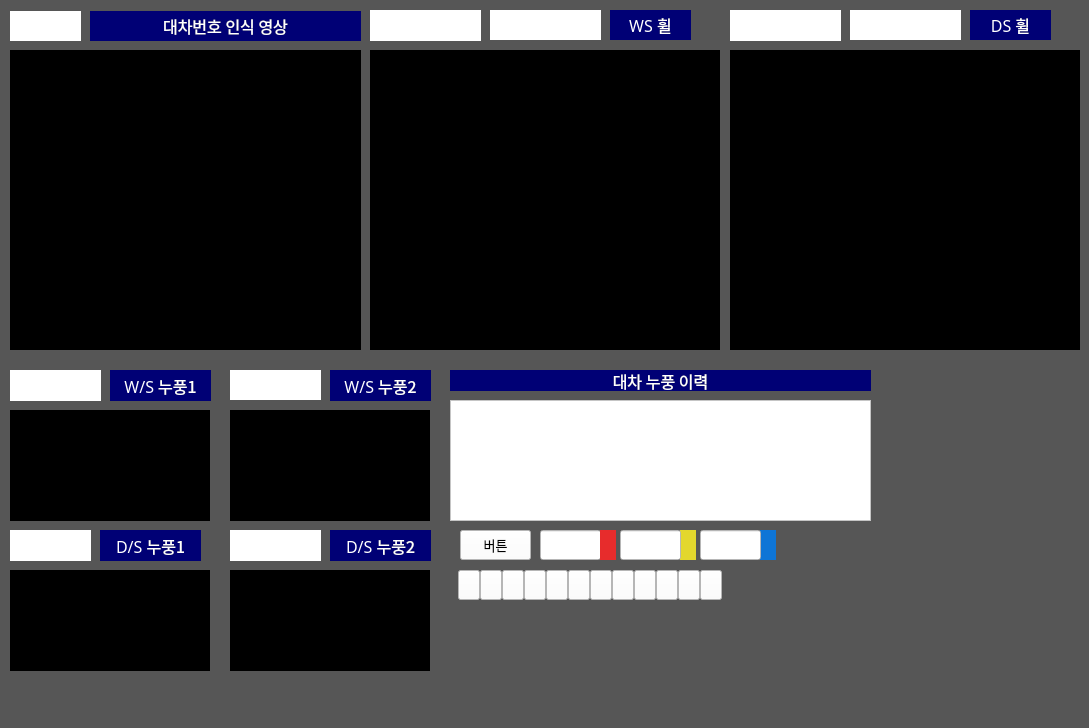
kaisys-lsh/program, file win/ui/test_hmi.ui: the form before one commit.
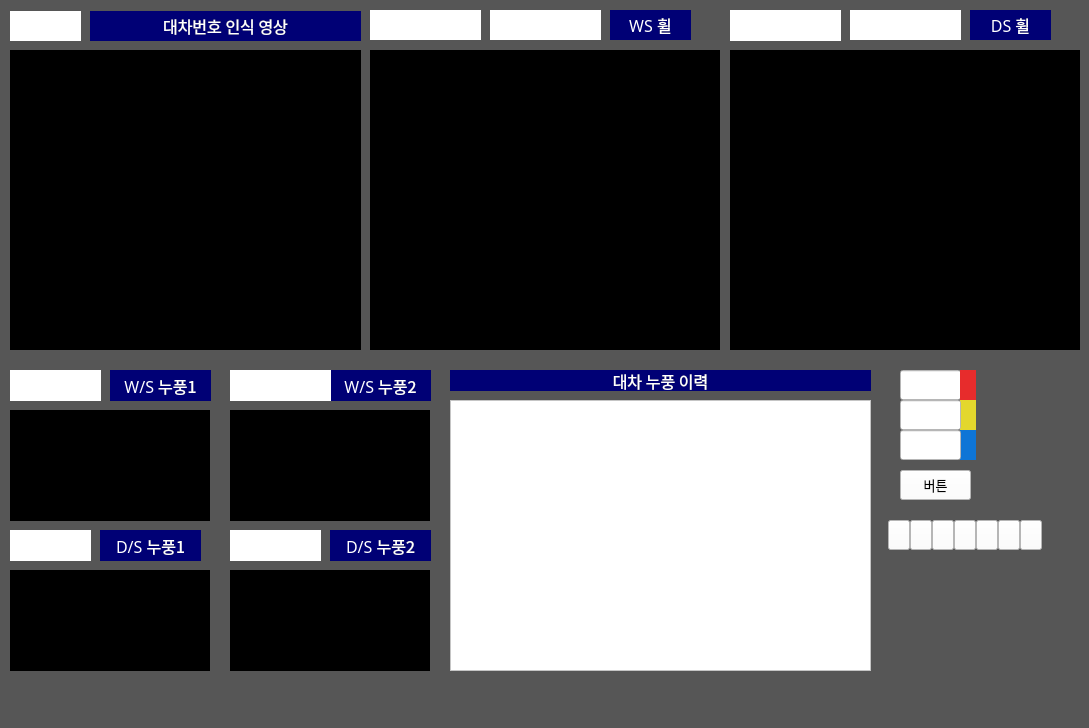
The form after the commit.

Patch:
```diff
--- a/win/ui/test_hmi.ui
+++ b/win/ui/test_hmi.ui
@@ -101,9 +101,9 @@
    <widget class="QLabel" name="msg_4">
     <property name="geometry">
      <rect>
-      <x>230</x>
-      <y>370</y>
-      <width>91</width>
+      <x>370</x>
+      <y>10</y>
+      <width>111</width>
       <height>30</height>
      </rect>
     </property>
@@ -182,8 +182,8 @@
    <widget class="QPushButton" name="N_5">
     <property name="geometry">
      <rect>
-      <x>612</x>
-      <y>570</y>
+      <x>932</x>
+      <y>520</y>
       <width>22</width>
       <height>30</height>
      </rect>
@@ -206,56 +206,8 @@
    <widget class="QPushButton" name="N_1">
     <property name="geometry">
      <rect>
-      <x>700</x>
-      <y>570</y>
-      <width>22</width>
-      <height>30</height>
-     </rect>
-    </property>
-    <property name="font">
-     <font>
-      <family>맑은 고딕</family>
-      <pointsize>8</pointsize>
-      <weight>75</weight>
-      <bold>true</bold>
-     </font>
-    </property>
-    <property name="styleSheet">
-     <string notr="true">background-color: rgb(255, 255, 255);</string>
-    </property>
-    <property name="text">
-     <string/>
-    </property>
-   </widget>
-   <widget class="QPushButton" name="N_9">
-    <property name="geometry">
-     <rect>
-      <x>524</x>
-      <y>570</y>
-      <width>22</width>
-      <height>30</height>
-     </rect>
-    </property>
-    <property name="font">
-     <font>
-      <family>맑은 고딕</family>
-      <pointsize>8</pointsize>
-      <weight>75</weight>
-      <bold>true</bold>
-     </font>
-    </property>
-    <property name="styleSheet">
-     <string notr="true">background-color: rgb(255, 255, 255);</string>
-    </property>
-    <property name="text">
-     <string/>
-    </property>
-   </widget>
-   <widget class="QPushButton" name="N_12">
-    <property name="geometry">
-     <rect>
-      <x>458</x>
-      <y>570</y>
+      <x>1020</x>
+      <y>520</y>
       <width>22</width>
       <height>30</height>
      </rect>
@@ -278,8 +230,8 @@
    <widget class="QPushButton" name="N_4">
     <property name="geometry">
      <rect>
-      <x>634</x>
-      <y>570</y>
+      <x>954</x>
+      <y>520</y>
       <width>22</width>
       <height>30</height>
      </rect>
@@ -322,80 +274,8 @@
    <widget class="QPushButton" name="N_3">
     <property name="geometry">
      <rect>
-      <x>656</x>
-      <y>570</y>
-      <width>22</width>
-      <height>30</height>
-     </rect>
-    </property>
-    <property name="font">
-     <font>
-      <family>맑은 고딕</family>
-      <pointsize>8</pointsize>
-      <weight>75</weight>
-      <bold>true</bold>
-     </font>
-    </property>
-    <property name="styleSheet">
-     <string notr="true">background-color: rgb(255, 255, 255);</string>
-    </property>
-    <property name="text">
-     <string/>
-    </property>
-   </widget>
-   <widget class="QPushButton" name="N_10">
-    <property name="geometry">
-     <rect>
-      <x>502</x>
-      <y>570</y>
-      <width>22</width>
-      <height>30</height>
-     </rect>
-    </property>
-    <property name="font">
-     <font>
-      <family>맑은 고딕</family>
-      <pointsize>8</pointsize>
-      <weight>75</weight>
-      <bold>true</bold>
-     </font>
-    </property>
-    <property name="styleSheet">
-     <string notr="true">background-color: rgb(255, 255, 255);</string>
-    </property>
-    <property name="text">
-     <string/>
-    </property>
-   </widget>
-   <widget class="QPushButton" name="N_8">
-    <property name="geometry">
-     <rect>
-      <x>546</x>
-      <y>570</y>
-      <width>22</width>
-      <height>30</height>
-     </rect>
-    </property>
-    <property name="font">
-     <font>
-      <family>맑은 고딕</family>
-      <pointsize>8</pointsize>
-      <weight>75</weight>
-      <bold>true</bold>
-     </font>
-    </property>
-    <property name="styleSheet">
-     <string notr="true">background-color: rgb(255, 255, 255);</string>
-    </property>
-    <property name="text">
-     <string/>
-    </property>
-   </widget>
-   <widget class="QPushButton" name="N_11">
-    <property name="geometry">
-     <rect>
-      <x>480</x>
-      <y>570</y>
+      <x>976</x>
+      <y>520</y>
       <width>22</width>
       <height>30</height>
      </rect>
@@ -418,8 +298,8 @@
    <widget class="QPushButton" name="N_7">
     <property name="geometry">
      <rect>
-      <x>568</x>
-      <y>570</y>
+      <x>888</x>
+      <y>520</y>
       <width>22</width>
       <height>30</height>
      </rect>
@@ -442,8 +322,8 @@
    <widget class="QPushButton" name="N_2">
     <property name="geometry">
      <rect>
-      <x>678</x>
-      <y>570</y>
+      <x>998</x>
+      <y>520</y>
       <width>22</width>
       <height>30</height>
      </rect>
@@ -466,8 +346,8 @@
    <widget class="QPushButton" name="N_6">
     <property name="geometry">
      <rect>
-      <x>590</x>
-      <y>570</y>
+      <x>910</x>
+      <y>520</y>
       <width>22</width>
       <height>30</height>
      </rect>
@@ -493,7 +373,7 @@
       <x>450</x>
       <y>400</y>
       <width>421</width>
-      <height>121</height>
+      <height>271</height>
      </rect>
     </property>
     <property name="font">
@@ -555,8 +435,8 @@
    <widget class="QLabel" name="label_19">
     <property name="geometry">
      <rect>
-      <x>760</x>
-      <y>530</y>
+      <x>960</x>
+      <y>430</y>
       <width>16</width>
       <height>30</height>
      </rect>
@@ -592,8 +472,8 @@
    <widget class="QLineEdit" name="lineEdit_4">
     <property name="geometry">
      <rect>
-      <x>700</x>
-      <y>530</y>
+      <x>900</x>
+      <y>430</y>
       <width>61</width>
       <height>30</height>
      </rect>
@@ -617,8 +497,8 @@
    <widget class="QLineEdit" name="lineEdit_2">
     <property name="geometry">
      <rect>
-      <x>540</x>
-      <y>530</y>
+      <x>900</x>
+      <y>370</y>
       <width>61</width>
       <height>30</height>
      </rect>
@@ -642,8 +522,8 @@
    <widget class="QPushButton" name="pushButton_2">
     <property name="geometry">
      <rect>
-      <x>460</x>
-      <y>530</y>
+      <x>900</x>
+      <y>470</y>
       <width>71</width>
       <height>30</height>
      </rect>
@@ -679,8 +559,8 @@
    <widget class="QLabel" name="label_18">
     <property name="geometry">
      <rect>
-      <x>680</x>
-      <y>530</y>
+      <x>960</x>
+      <y>400</y>
       <width>16</width>
       <height>30</height>
      </rect>
@@ -716,8 +596,8 @@
    <widget class="QLineEdit" name="lineEdit_3">
     <property name="geometry">
      <rect>
-      <x>620</x>
-      <y>530</y>
+      <x>900</x>
+      <y>400</y>
       <width>61</width>
       <height>30</height>
      </rect>
@@ -741,8 +621,8 @@
    <widget class="QLabel" name="label_17">
     <property name="geometry">
      <rect>
-      <x>600</x>
-      <y>530</y>
+      <x>960</x>
+      <y>370</y>
       <width>16</width>
       <height>30</height>
      </rect>
@@ -964,9 +844,9 @@
    <widget class="QLabel" name="msg_6">
     <property name="geometry">
      <rect>
-      <x>370</x>
-      <y>10</y>
-      <width>111</width>
+      <x>230</x>
+      <y>370</y>
+      <width>101</width>
       <height>31</height>
      </rect>
     </property>
```
